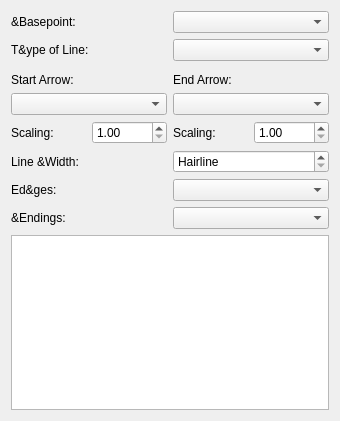
Qt form scribus/ui/propertiespalette_linebase.ui (scribusproject/scribus) before a commit.
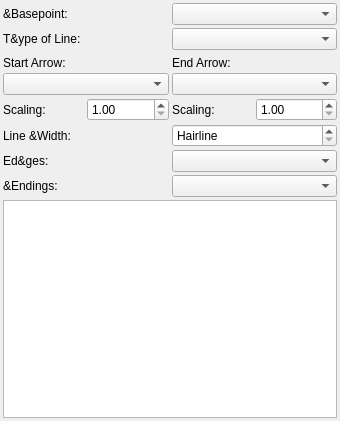
The same form after that commit. Custom widgets are drawn as their Qt base class.

Commit message: #16489: Unify margins and spacing for properties palette, set 1 <bubu>

```diff
--- a/scribus/ui/propertiespalette_linebase.ui
+++ b/scribus/ui/propertiespalette_linebase.ui
@@ -14,6 +14,21 @@
    <string notr="true">Form</string>
   </property>
   <layout class="QGridLayout" name="gridLayout">
+   <property name="leftMargin">
+    <number>3</number>
+   </property>
+   <property name="topMargin">
+    <number>3</number>
+   </property>
+   <property name="rightMargin">
+    <number>3</number>
+   </property>
+   <property name="bottomMargin">
+    <number>3</number>
+   </property>
+   <property name="spacing">
+    <number>3</number>
+   </property>
    <item row="0" column="0" colspan="2">
     <widget class="QLabel" name="lineModeLabel">
      <property name="text">
```
The commit also changes 5 other files.
